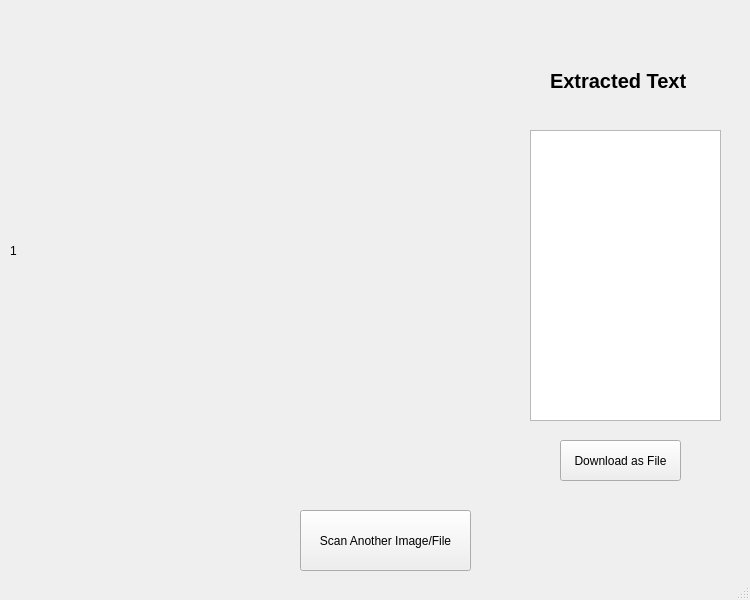
Above: IDscanner/IDscanner.ui from renzsyo/OCR before the change. Below: the same form after it.
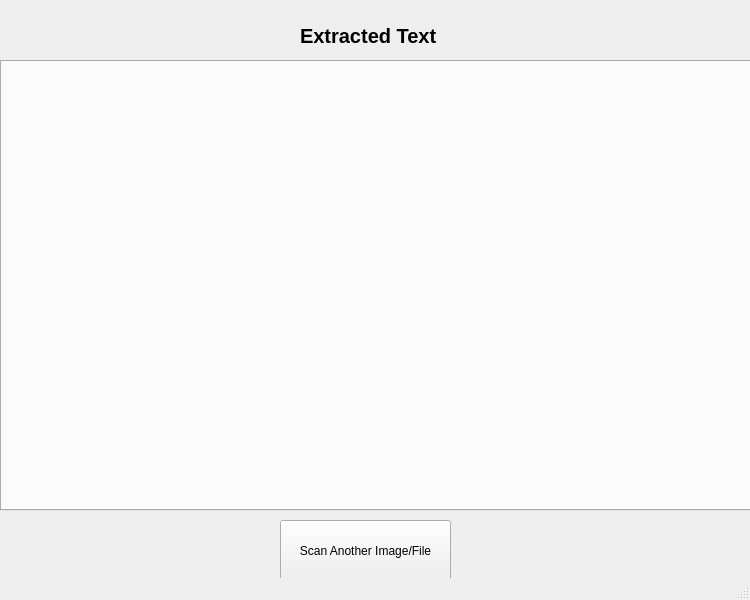
That is the form after the change. The open tabs and pages were chosen to show the change.

The edit to the form file:
```diff
--- a/IDscanner/IDscanner.ui
+++ b/IDscanner/IDscanner.ui
@@ -348,10 +348,10 @@
      <widget class="QLabel" name="label_12">
       <property name="geometry">
        <rect>
-        <x>560</x>
-        <y>60</y>
+        <x>310</x>
+        <y>10</y>
         <width>141</width>
-        <height>41</height>
+        <height>51</height>
        </rect>
       </property>
       <property name="font">
@@ -367,8 +367,8 @@
      <widget class="QPushButton" name="continuep4">
       <property name="geometry">
        <rect>
-        <x>310</x>
-        <y>510</y>
+        <x>290</x>
+        <y>520</y>
         <width>171</width>
         <height>61</height>
        </rect>
@@ -377,40 +377,17 @@
        <string>Scan Another Image/File</string>
       </property>
      </widget>
-     <widget class="QLabel" name="pictureView1">
+     <widget class="QTabWidget" name="reviewTabWidget">
       <property name="geometry">
        <rect>
-        <x>20</x>
+        <x>10</x>
         <y>60</y>
-        <width>481</width>
-        <height>381</height>
+        <width>751</width>
+        <height>451</height>
        </rect>
       </property>
-      <property name="text">
-       <string>1</string>
-      </property>
-     </widget>
-     <widget class="QPushButton" name="downloadTxtButton">
-      <property name="geometry">
-       <rect>
-        <x>570</x>
-        <y>440</y>
-        <width>121</width>
-        <height>41</height>
-       </rect>
-      </property>
-      <property name="text">
-       <string>Download as File</string>
-      </property>
-     </widget>
-     <widget class="QTextEdit" name="extractedTextBox">
-      <property name="geometry">
-       <rect>
-        <x>540</x>
-        <y>130</y>
-        <width>191</width>
-        <height>291</height>
-       </rect>
+      <property name="currentIndex">
+       <number>-1</number>
       </property>
      </widget>
     </widget>
```
Left out of the diff: 2 changed lines with no effect on the pictures.
